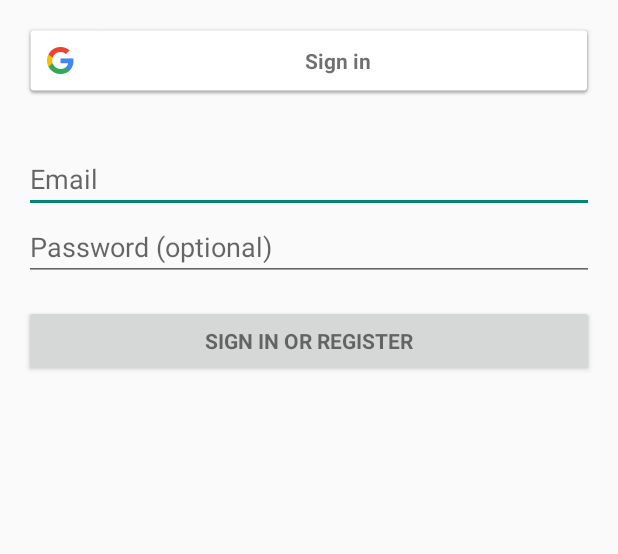
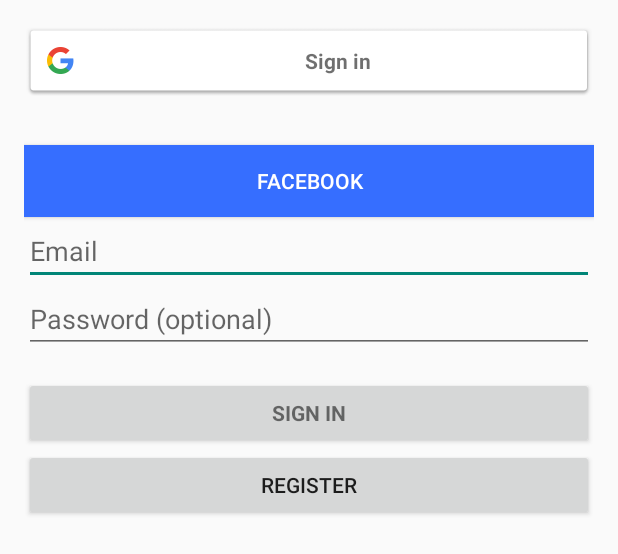
Before and after one commit to frapperino/sketchagram, an Android app: the layout activity_login.xml on its own in the app's theme, with its tools: preview values and no code run, on a phone screen of 412 x 824 dp. Shown: the top 554 px of the screen. Run offline under Robolectric (Android 15) with nearby library versions, the phone set to English and light mode, and no system bars.

```diff
--- a/mobile/src/main/res/layout/activity_login.xml
+++ b/mobile/src/main/res/layout/activity_login.xml
@@ -20,6 +20,14 @@
             <com.google.android.gms.common.SignInButton android:id="@+id/plus_sign_in_button"
                 android:layout_width="match_parent" android:layout_height="wrap_content"
                 android:layout_marginBottom="32dp" />
+
+            <Button
+                android:layout_width="match_parent"
+                android:layout_height="wrap_content"
+                android:text="@string/facebook"
+                android:id="@+id/facebook_button"
+                android:background="#ff366eff"
+                android:textColor="#ffffffff" />
 
             <LinearLayout android:id="@+id/plus_sign_out_buttons"
                 android:layout_width="match_parent" android:layout_height="wrap_content"
@@ -53,8 +61,16 @@
 
                 <Button android:id="@+id/email_sign_in_button" style="?android:textAppearanceSmall"
                     android:layout_width="match_parent" android:layout_height="wrap_content"
-                    android:layout_marginTop="16dp" android:text="@string/action_sign_in"
-                    android:textStyle="bold" />
+                    android:layout_marginTop="16dp" android:text="@string/action_sign_in_short"
+                    android:textStyle="bold"
+                    android:onClick="emailLogin" />
+
+                <Button
+                    android:layout_width="match_parent"
+                    android:layout_height="wrap_content"
+                    android:text="@string/action_register"
+                    android:id="@+id/register_button"
+                    android:onClick="emailLogin" />
 
             </LinearLayout>
         </LinearLayout>
--- a/mobile/src/main/res/layout/activity_main.xml
+++ b/mobile/src/main/res/layout/activity_main.xml
@@ -6,6 +6,7 @@
     android:paddingBottom="@dimen/activity_vertical_margin" tools:context=".MainActivity">
 
     <TextView android:text="@string/hello_world" android:layout_width="wrap_content"
-        android:layout_height="wrap_content" />
+        android:layout_height="wrap_content"
+        android:id="@+id/text" />
 
 </RelativeLayout>
--- a/mobile/src/main/res/menu/menu_main.xml
+++ b/mobile/src/main/res/menu/menu_main.xml
@@ -3,4 +3,8 @@
     xmlns:tools="http://schemas.android.com/tools" tools:context=".MainActivity">
     <item android:id="@+id/action_settings" android:title="@string/action_settings"
         android:orderInCategory="100" app:showAsAction="never" />
+    <item android:id="@+id/action_about" android:title="@string/action_about"
+    android:orderInCategory="100" app:showAsAction="never" />
+    <item android:id="@+id/action_logout" android:title="@string/action_logout"
+    android:orderInCategory="100" app:showAsAction="never" />
 </menu>
--- a/mobile/src/main/res/values/strings.xml
+++ b/mobile/src/main/res/values/strings.xml
@@ -4,5 +4,7 @@
     <string name="app_name">Sketchagram</string>
     <string name="hello_world">Hello world!</string>
     <string name="action_settings">Settings</string>
+    <string name="action_about">About</string>
+    <string name="action_logout">Log out</string>
 
 </resources>
--- a/mobile/src/main/res/values/strings_activity_login.xml
+++ b/mobile/src/main/res/values/strings_activity_login.xml
@@ -5,6 +5,7 @@
     <string name="prompt_email">Email</string>
     <string name="prompt_password">Password (optional)</string>
     <string name="action_sign_in">Sign in or register</string>
+    <string name="action_register">Register</string>
     <string name="action_sign_in_short">Sign in</string>
     <string name="plus_sign_out">Switch Google+ account</string>
     <string name="plus_disconnect">Disconnect from Google+</string>
@@ -12,4 +13,5 @@
     <string name="error_invalid_password">This password is too short</string>
     <string name="error_incorrect_password">This password is incorrect</string>
     <string name="error_field_required">This field is required</string>
+    <string name="facebook">Facebook</string>
 </resources>
```
Also changed, not shown: mobile/src/main/AndroidManifest.xml (+7 -9 lines), mobile/src/main/java/sketchagram/chalmers/com/sketchagram/LoginActivity.java (+32 -1 lines), mobile/src/main/java/sketchagram/chalmers/com/sketchagram/MainActivity.java (+21 -0 lines), mobile/src/main/java/sketchagram/chalmers/com/sketchagram/PlusBaseActivity.java (+9 -9 lines), 2 other files.
